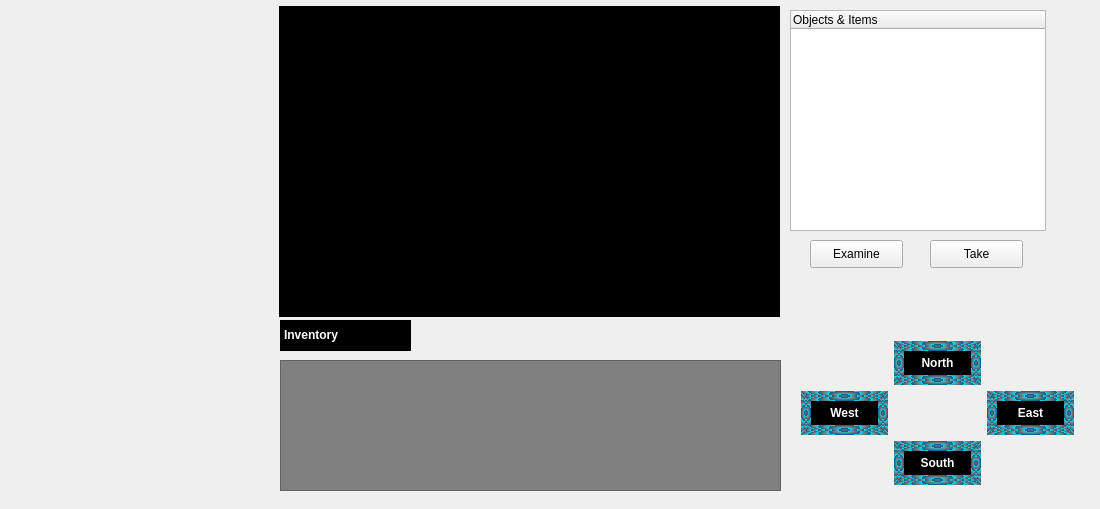
Before: the Qt Designer form mainwindow.ui in VelvetHawk/Zerk, drawn with Qt 5.
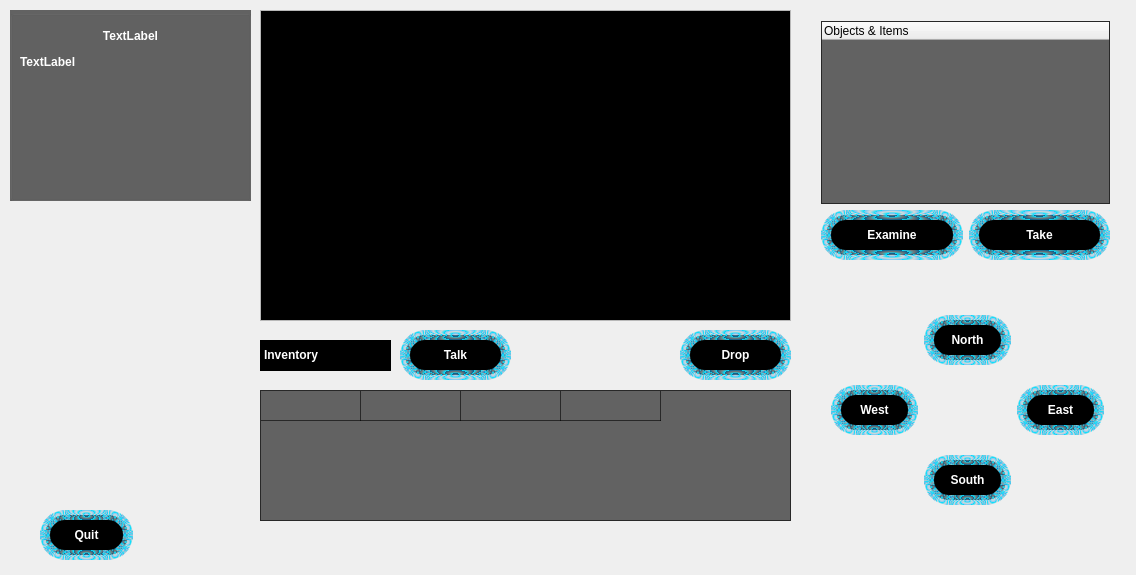
After: the same form once the commit is applied. Icons and pictures are not drawn.

```diff
--- a/mainwindow.ui
+++ b/mainwindow.ui
@@ -6,8 +6,8 @@
    <rect>
     <x>0</x>
     <y>0</y>
-    <width>1100</width>
-    <height>509</height>
+    <width>1136</width>
+    <height>575</height>
    </rect>
   </property>
   <property name="sizePolicy">
@@ -24,30 +24,61 @@
 	border-image: url(&quot;:/images/animus&quot;) 0 0 0 0 stretch stretch;
 }
 
-#North, #East, #South, #West {
-	
+.QPushButton {
 	/* background-color: qlineargradient(spread:pad, x1:1, y1:1, x2:1, y2:0, stop:0.373134 rgba(0, 223, 255, 255), stop:1 rgba(255, 255, 255, 255)); */
-	background-color: black;
+background-color: black;
 	color: white;
 	border: 10px solid qradialgradient(spread:repeat, cx:0.5, cy:0.5, radius:0.077, fx:0.5, fy:0.5, stop:0 rgba(0, 223, 255, 255), stop:0.497326 rgba(200, 200, 200, 147), stop:1 rgba(0, 169, 255, 147));
 	font-weight: bold;
 	border-radius: 25px;
+	min-height: 10px;
 	height: 30px;
 }
 
 #North:hover, #East:hover, #South:hover, #West:hover {
 	background-color: qlineargradient(spread:pad, x1:1, y1:1, x2:1, y2:0, stop:0.373134 rgba(0, 223, 255, 255), stop:1 rgba(255, 255, 255, 255));
 	color: black;
+}
+
+#LocationDetails {
+	background-color: white;
+}
+
+#ObjectList, #Inventory {
+	background-color: rgba(0, 0, 0, 150);
+	color: white;
+	font-weight: bold;
+}
+
+#LocationDetails {
+	background-color: rgba(0, 0, 0, 150);
+}
+
+#LocationTitle, #LocationDescription {
+	color: white;
+	font-weight: bold;
+}
+
+#InventoryTitle {
+	background-color: rgb(0, 0, 0);
+	color: rgb(255, 255, 255);
+	font-weight: bold;
+	padding: 1px;
+}
+
+#contentList {
+	background: #000000;
+	color: #ffffff;
 }</string>
   </property>
   <widget class="QWidget" name="centralWidget">
    <widget class="QWidget" name="gridLayoutWidget">
     <property name="geometry">
      <rect>
-      <x>790</x>
-      <y>330</y>
+      <x>820</x>
+      <y>290</y>
       <width>295</width>
-      <height>166</height>
+      <height>241</height>
      </rect>
     </property>
     <layout class="QGridLayout" name="Directions">
@@ -102,15 +133,14 @@
    <widget class="QScrollArea" name="console">
     <property name="geometry">
      <rect>
-      <x>279</x>
-      <y>6</y>
-      <width>501</width>
+      <x>260</x>
+      <y>10</y>
+      <width>531</width>
       <height>311</height>
      </rect>
     </property>
     <property name="styleSheet">
-     <string notr="true">background: #000000;
-color: #ffffff;</string>
+     <string notr="true"/>
     </property>
     <property name="widgetResizable">
      <bool>true</bool>
@@ -120,7 +150,7 @@
       <rect>
        <x>0</x>
        <y>0</y>
-       <width>499</width>
+       <width>529</width>
        <height>309</height>
       </rect>
      </property>
@@ -129,88 +159,217 @@
        <rect>
         <x>0</x>
         <y>0</y>
-        <width>501</width>
+        <width>531</width>
         <height>311</height>
        </rect>
       </property>
+      <property name="focusPolicy">
+       <enum>Qt::NoFocus</enum>
+      </property>
+      <property name="autoFillBackground">
+       <bool>false</bool>
+      </property>
+      <property name="showDropIndicator" stdset="0">
+       <bool>true</bool>
+      </property>
+      <property name="selectionMode">
+       <enum>QAbstractItemView::NoSelection</enum>
+      </property>
       <property name="wordWrap">
        <bool>true</bool>
       </property>
      </widget>
     </widget>
    </widget>
-   <widget class="QTableWidget" name="Inventory">
-    <property name="geometry">
-     <rect>
-      <x>280</x>
-      <y>360</y>
-      <width>501</width>
-      <height>131</height>
-     </rect>
-    </property>
-    <property name="styleSheet">
-     <string notr="true">background-color: grey;</string>
-    </property>
-   </widget>
    <widget class="QLabel" name="InventoryTitle">
     <property name="geometry">
      <rect>
-      <x>280</x>
-      <y>320</y>
+      <x>260</x>
+      <y>340</y>
       <width>131</width>
       <height>31</height>
      </rect>
     </property>
     <property name="styleSheet">
-     <string notr="true">background-color: rgb(0, 0, 0);
-color: rgb(255, 255, 255);
-font-weight: bold;
-padding: 1px;
-</string>
+     <string notr="true"/>
     </property>
     <property name="text">
      <string>&lt;html&gt;&lt;head/&gt;&lt;body&gt;&lt;p&gt;Inventory&lt;/p&gt;&lt;/body&gt;&lt;/html&gt;</string>
     </property>
    </widget>
-   <widget class="QTreeWidget" name="ObjectList">
+   <widget class="QTableWidget" name="Inventory">
     <property name="geometry">
      <rect>
-      <x>790</x>
+      <x>260</x>
+      <y>390</y>
+      <width>531</width>
+      <height>131</height>
+     </rect>
+    </property>
+    <attribute name="horizontalHeaderVisible">
+     <bool>false</bool>
+    </attribute>
+    <attribute name="verticalHeaderVisible">
+     <bool>false</bool>
+    </attribute>
+    <row>
+     <property name="text">
+      <string>rows_1</string>
+     </property>
+    </row>
+    <column>
+     <property name="text">
+      <string>items_1</string>
+     </property>
+    </column>
+    <column>
+     <property name="text">
+      <string>items_2</string>
+     </property>
+    </column>
+    <column>
+     <property name="text">
+      <string>items_3</string>
+     </property>
+    </column>
+    <column>
+     <property name="text">
+      <string>items_4</string>
+     </property>
+    </column>
+    <item row="0" column="0">
+     <property name="text">
+      <string/>
+     </property>
+    </item>
+   </widget>
+   <widget class="QGroupBox" name="LocationDetails">
+    <property name="geometry">
+     <rect>
+      <x>10</x>
       <y>10</y>
-      <width>256</width>
-      <height>221</height>
+      <width>241</width>
+      <height>191</height>
      </rect>
     </property>
-    <column>
+    <property name="title">
+     <string/>
+    </property>
+    <widget class="QLabel" name="LocationTitle">
+     <property name="geometry">
+      <rect>
+       <x>10</x>
+       <y>10</y>
+       <width>221</width>
+       <height>31</height>
+      </rect>
+     </property>
      <property name="text">
-      <string>Objects &amp; Items</string>
+      <string>TextLabel</string>
      </property>
-    </column>
+     <property name="alignment">
+      <set>Qt::AlignCenter</set>
+     </property>
+     <property name="wordWrap">
+      <bool>true</bool>
+     </property>
+    </widget>
+    <widget class="QLabel" name="LocationDescription">
+     <property name="geometry">
+      <rect>
+       <x>10</x>
+       <y>45</y>
+       <width>221</width>
+       <height>131</height>
+      </rect>
+     </property>
+     <property name="text">
+      <string>TextLabel</string>
+     </property>
+     <property name="alignment">
+      <set>Qt::AlignJustify|Qt::AlignTop</set>
+     </property>
+     <property name="wordWrap">
+      <bool>true</bool>
+     </property>
+    </widget>
    </widget>
-   <widget class="QPushButton" name="Examine">
+   <widget class="QWidget" name="gridLayoutWidget_2">
     <property name="geometry">
      <rect>
       <x>810</x>
-      <y>240</y>
-      <width>93</width>
-      <height>28</height>
+      <y>10</y>
+      <width>311</width>
+      <height>261</height>
      </rect>
     </property>
+    <layout class="QGridLayout" name="ObjectLayout">
+     <item row="1" column="0">
+      <layout class="QGridLayout" name="ObjectButtonLayout">
+       <item row="0" column="2">
+        <widget class="QPushButton" name="Take">
+         <property name="text">
+          <string>Take</string>
+         </property>
+        </widget>
+       </item>
+       <item row="0" column="1">
+        <widget class="QPushButton" name="Examine">
+         <property name="text">
+          <string>Examine</string>
+         </property>
+        </widget>
+       </item>
+      </layout>
+     </item>
+     <item row="0" column="0">
+      <widget class="QTreeWidget" name="ObjectList">
+       <column>
+        <property name="text">
+         <string>Objects &amp; Items</string>
+        </property>
+       </column>
+      </widget>
+     </item>
+    </layout>
+   </widget>
+   <widget class="QPushButton" name="Drop">
+    <property name="geometry">
+     <rect>
+      <x>680</x>
+      <y>330</y>
+      <width>111</width>
+      <height>50</height>
+     </rect>
+    </property>
     <property name="text">
-     <string>Examine</string>
+     <string>Drop</string>
     </property>
    </widget>
-   <widget class="QPushButton" name="Take">
+   <widget class="QPushButton" name="pushButton">
     <property name="geometry">
      <rect>
-      <x>930</x>
-      <y>240</y>
+      <x>400</x>
+      <y>330</y>
+      <width>111</width>
+      <height>50</height>
+     </rect>
+    </property>
+    <property name="text">
+     <string>Talk</string>
+    </property>
+   </widget>
+   <widget class="QPushButton" name="Quit">
+    <property name="geometry">
+     <rect>
+      <x>40</x>
+      <y>510</y>
       <width>93</width>
-      <height>28</height>
+      <height>50</height>
      </rect>
     </property>
     <property name="text">
-     <string>Take</string>
+     <string>Quit</string>
     </property>
    </widget>
   </widget>
```
Left out of the diff: 5 changed lines with no effect on the pictures.
